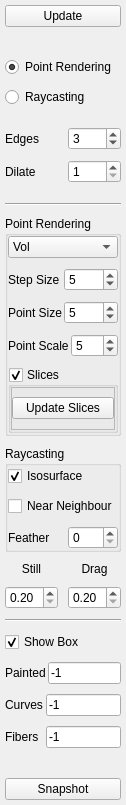
Before: the Qt Designer form tools/paint-graphcut/viewermenu.ui in nci/drishti, drawn with Qt 5.
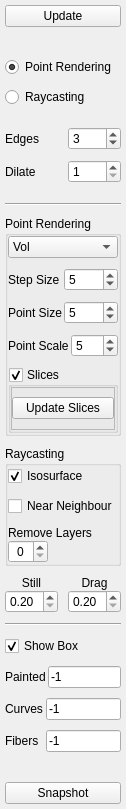
After: the same form once the commit is applied.

Commit message: remove layers

```diff
--- a/tools/paint-graphcut/viewermenu.ui
+++ b/tools/paint-graphcut/viewermenu.ui
@@ -7,7 +7,7 @@
     <x>0</x>
     <y>0</y>
     <width>110</width>
-    <height>755</height>
+    <height>781</height>
    </rect>
   </property>
   <property name="sizePolicy">
@@ -369,19 +369,40 @@
        </widget>
       </item>
       <item>
-       <layout class="QHBoxLayout" name="horizontalLayout_8">
+       <layout class="QVBoxLayout" name="verticalLayout_4">
+        <property name="spacing">
+         <number>0</number>
+        </property>
         <property name="bottomMargin">
          <number>0</number>
         </property>
         <item>
          <widget class="QLabel" name="label_8">
+          <property name="minimumSize">
+           <size>
+            <width>0</width>
+            <height>0</height>
+           </size>
+          </property>
           <property name="text">
-           <string>Feather</string>
+           <string>Remove Layers</string>
+          </property>
+          <property name="alignment">
+           <set>Qt::AlignLeading|Qt::AlignLeft|Qt::AlignVCenter</set>
           </property>
          </widget>
         </item>
         <item>
          <widget class="QSpinBox" name="skipLayers">
+          <property name="maximumSize">
+           <size>
+            <width>40</width>
+            <height>16777215</height>
+           </size>
+          </property>
+          <property name="alignment">
+           <set>Qt::AlignCenter</set>
+          </property>
           <property name="maximum">
            <number>200</number>
           </property>
@@ -397,6 +418,9 @@
      <property name="topMargin">
       <number>0</number>
      </property>
+     <property name="verticalSpacing">
+      <number>0</number>
+     </property>
      <item row="1" column="0">
       <widget class="QDoubleSpinBox" name="stillStep">
        <property name="minimum">
```
Left out of the diff: 1 changed line with no effect on the pictures. The commit also changes 1 other file.
